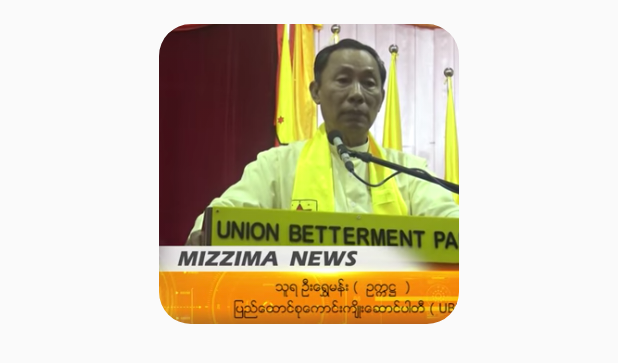
After one commit to ThanHteikAung/CustomViewCreate, an Android app: the layout activity_modify_custom_view.xml on its own in the app's theme, with its tools: preview values and no code run, on a phone screen of 412 x 824 dp. The commit adds this screen. Shown: the top 363 px of the screen. Run offline under Robolectric (Android 15) with nearby library versions, the phone set to English and light mode, and no system bars; network calls fail.

Commit message:
RoundedImageView(Modify Custom View) CustomViewCreate v1.6

```diff
--- /dev/null
+++ b/app/src/main/java/com/padcmyanmar/padcx/padc_x_recyclerview_ypst/veiws/components/RoundedCornerImageView.kt
@@ -0,0 +1,23 @@
+package com.padcmyanmar.padcx.padc_x_recyclerview_ypst.veiws.components
+
+import android.content.Context
+import android.graphics.Canvas
+import android.graphics.Path
+import android.graphics.RectF
+import android.util.AttributeSet
+import androidx.appcompat.widget.AppCompatImageView
+
+class RoundedCornerImageView @JvmOverloads constructor(
+    context: Context, attrs: AttributeSet? = null
+) : AppCompatImageView(context, attrs) {
+
+    private var cornerRadius = 32f
+
+    private val path = Path()
+    override fun onDraw(canvas: Canvas?) {
+        val rectangle = RectF(0f,0f,width.toFloat(),height.toFloat())
+        path.addRoundRect(rectangle,cornerRadius,cornerRadius,Path.Direction.CCW)
+        canvas?.clipPath(path)
+        super.onDraw(canvas)
+    }
+}
--- /dev/null
+++ b/app/src/main/res/layout/activity_modify_custom_view.xml
@@ -0,0 +1,20 @@
+<?xml version="1.0" encoding="utf-8"?>
+<androidx.core.widget.NestedScrollView xmlns:android="http://schemas.android.com/apk/res/android"
+    android:layout_width="match_parent"
+    android:layout_height="match_parent">
+
+    <LinearLayout
+        android:layout_width="match_parent"
+        android:layout_height="match_parent"
+        android:orientation="vertical"
+        android:padding="@dimen/margin_medium_2"
+        >
+        <com.padcmyanmar.padcx.padc_x_recyclerview_ypst.veiws.components.RoundedCornerImageView
+            android:layout_width="@dimen/custom_image_view_width"
+            android:layout_height="@dimen/custom_image_view_height"
+            android:layout_gravity="center"
+            android:scaleType="centerCrop"
+            android:src="@drawable/news_sample"/>
+    </LinearLayout>
+
+</androidx.core.widget.NestedScrollView>
--- a/app/src/main/res/values/dimens.xml
+++ b/app/src/main/res/values/dimens.xml
@@ -43,4 +43,6 @@
     <dimen name="activity_vertical_margin">16dp</dimen>
     <dimen name="nav_header_vertical_spacing">8dp</dimen>
     <dimen name="nav_header_height">176dp</dimen>
+    <dimen name="custom_image_view_width">200dp</dimen>
+    <dimen name="custom_image_view_height">200dp</dimen>
 </resources>
```
